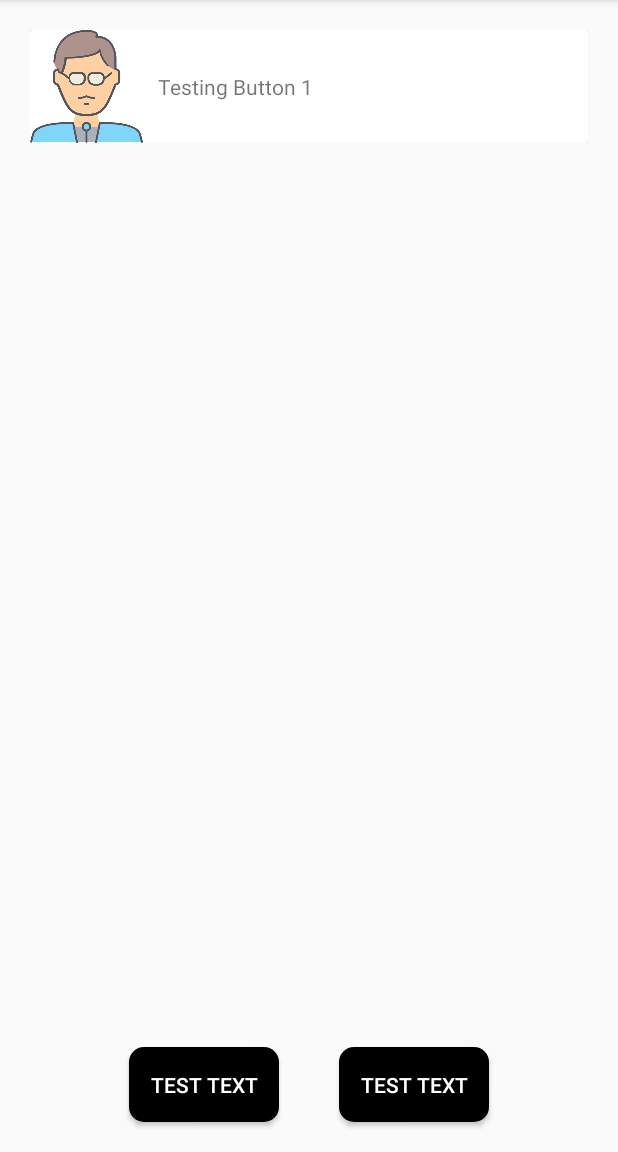
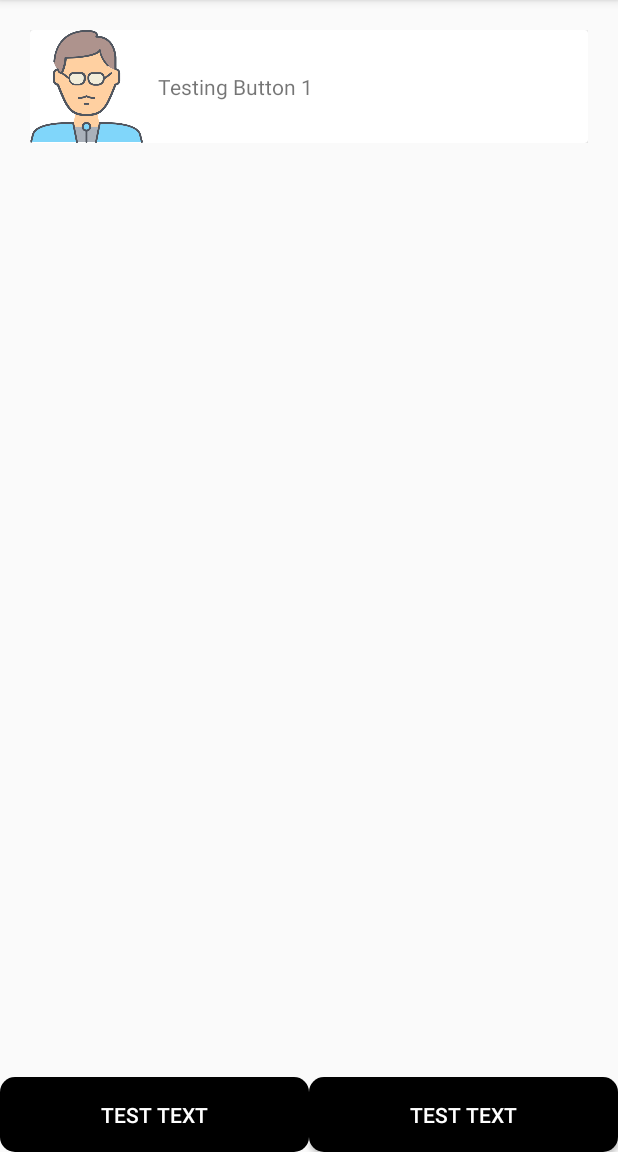
Before and after one commit to adil1508/Dad-make-a-funny, an Android app: the screen it shows after launch (MainActivity), after a tap on "TEST TEXT", on a phone screen of 412 x 824 dp, the part 84-1236 px from its top. Run offline under Robolectric (Android 15) with nearby library versions, the phone set to English and light mode, and no system bars; our stand-ins replace CircleImageView.

Commit message:
Changed layout so that RecyclerView doesnt flow under buttons

```diff
--- a/DadMakeAFunny/app/src/main/res/layout/activity_main.xml
+++ b/DadMakeAFunny/app/src/main/res/layout/activity_main.xml
@@ -1,5 +1,5 @@
 <?xml version="1.0" encoding="utf-8"?>
-<FrameLayout xmlns:android="http://schemas.android.com/apk/res/android"
+<LinearLayout xmlns:android="http://schemas.android.com/apk/res/android"
     xmlns:app="http://schemas.android.com/apk/res-auto"
     xmlns:tools="http://schemas.android.com/tools"
     android:layout_width="match_parent"
@@ -11,41 +11,41 @@
     <android.support.v7.widget.RecyclerView
         android:id="@+id/Recycler_View"
         android:layout_width="match_parent"
-        android:layout_height="wrap_content">
+        android:layout_height="0dp"
+        android:layout_weight="9">
 
     </android.support.v7.widget.RecyclerView>
 
-    <RelativeLayout
-        android:layout_width="wrap_content"
-        android:layout_height="wrap_content"
+    <LinearLayout
+        android:layout_width="match_parent"
+        android:layout_height="0dp"
+        android:layout_weight="1"
         android:layout_gravity="bottom|center">
 
         <Button
             android:id="@+id/button1"
-            android:layout_width="100dp"
+            android:layout_width="0dp"
+            android:layout_weight="1"
             android:layout_height="50dp"
+            android:padding="5dp"
             android:background="@drawable/round_shape_button"
-            android:clickable="true"
             android:text="@string/test"
             android:textColor="#ffffff"
-            android:layout_margin="20dp"
             android:layout_gravity="center|bottom"/>
 
         <Button
             android:id="@+id/button2"
-            android:layout_width="100dp"
+            android:layout_width="0dp"
+            android:layout_weight="1"
             android:layout_height="50dp"
             android:background="@drawable/round_shape_button"
-            android:clickable="true"
             android:text="@string/test"
             android:textColor="#ffffff"
-            android:layout_margin="20dp"
-            android:layout_gravity="center|bottom"
-            android:layout_toRightOf="@+id/button1"/>
+            android:layout_gravity="center|bottom"/>
 
-    </RelativeLayout>
+    </LinearLayout>
 
 
 
 
-</FrameLayout>
+</LinearLayout>
```
